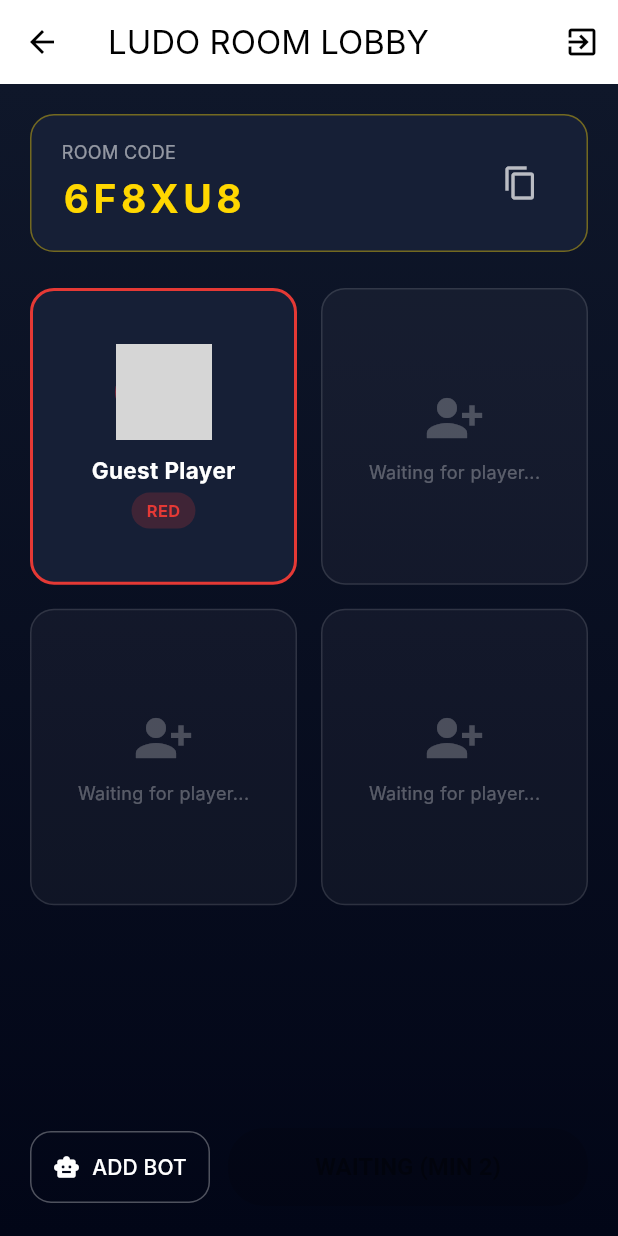
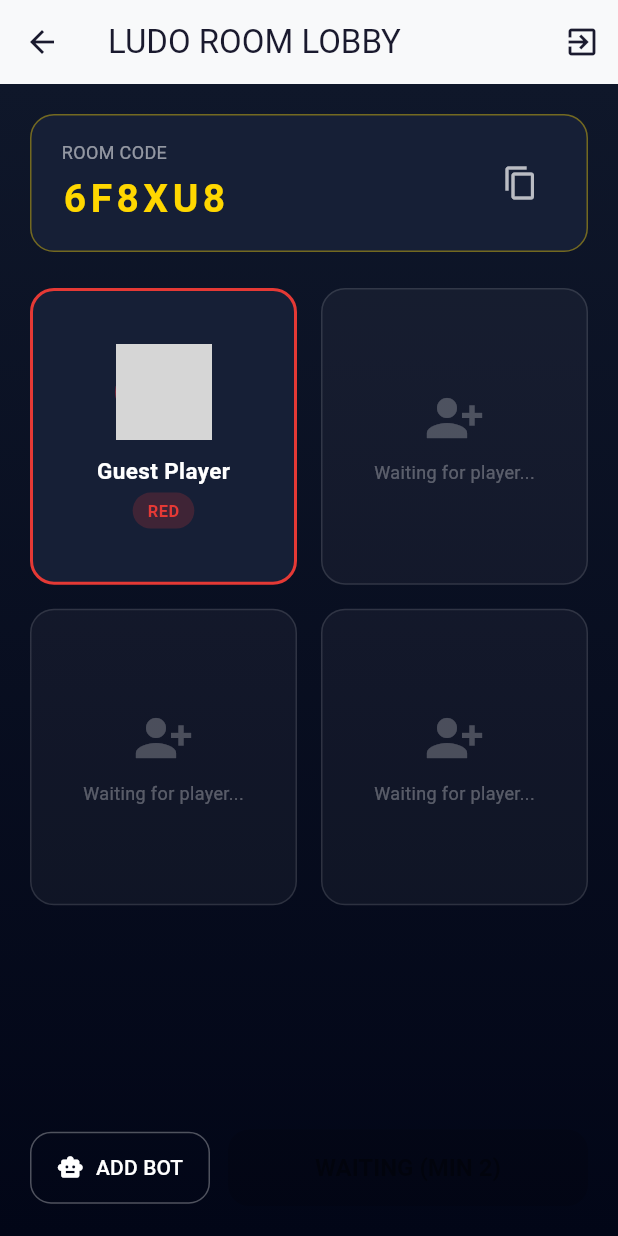
Before and after one commit to abhi952817-sudo/AK-MIND-TRAINER, a Flutter app: the screen it shows after launch, after a tap on "QUICK MATCH (VS BOTS / PLAY)", on a phone screen of 412 x 824 dp. Run offline on Flutter 3.47's test engine with Material 3 defaults, Android fonts, the light colour scheme and no system bars; our stand-ins replace audioplayers, cloud_firestore, firebase_auth, firebase_database, firebase_storage, google_mobile_ads and 1 more; accounts and stored records are empty; network calls fail; Roboto replaces fonts that are missing (Inter, Poppins); grey boxes are pictures that could not be loaded.

Commit message:
Refactor theme constants and improve structure

```diff
--- a/lib/core/theme.dart
+++ b/lib/core/theme.dart
@@ -1,70 +1,97 @@
 import 'package:flutter/material.dart';
 
-class AppConstants {
-  // AK MIND TRAINER Identity
-  static const String appName = 'AK MIND TRAINER';
-  static const String tagline = 'Play. Compete. Win.';
+/// Shared visual tokens for AK MIND TRAINER.
+/// Ludo-specific colors remain in core/constants.dart.
+class ThemePalette {
+  ThemePalette._();
 
-  // AK MIND TRAINER Color Palette
-  static const Color primaryRed = Color(0xFFE63946);
-  static const Color secondaryGreen = Color(0xFF2A9D8F);
-  static const Color accentYellow = Color(0xFFF4A261);
-  static const Color playerBlue = Color(0xFF457B9D);
+  static const Color primary = Color(0xFFE63946);
+  static const Color secondary = Color(0xFF2A9D8F);
+  static const Color accent = Color(0xFFF4A261);
 
   static const Color backgroundDark = Color(0xFF1A1A2E);
+  static const Color surfaceDark = Color(0xFF16213E);
+
   static const Color backgroundLight = Color(0xFFF8F9FA);
-
-  static const Color surfaceDark = Color(0xFF16213E);
   static const Color surfaceLight = Color(0xFFFFFFFF);
 
-  static const Color textPrimaryDark = Color(0xFFFFFFFF);
-  static const Color textPrimaryLight = Color(0xFF1A1A2E);
-  static const Color textSecondary = Color(0xFF8D99AE);
+  static const Color textDark = Color(0xFF1A1A2E);
+  static const Color textMuted = Color(0xFF8D99AE);
 
   static const Color error = Color(0xFFEF476F);
   static const Color success = Color(0xFF06D6A0);
-
-  // Board Colors
-  static const Color redHome = Color(0xFFE63946);
-  static const Color greenHome = Color(0xFF2A9D8F);
-  static const Color yellowHome = Color(0xFFF4A261);
-  static const Color blueHome = Color(0xFF457B9D);
-  static const Color boardPath = Color(0xFFFFFFFF);
-  static const Color boardBorder = Color(0xFF1A1A2E);
 }
 
 class AppTheme {
+  AppTheme._();
+
   static ThemeData get darkTheme {
     return ThemeData(
+      useMaterial3: true,
       brightness: Brightness.dark,
-      scaffoldBackgroundColor: AppConstants.backgroundDark,
-      primaryColor: AppConstants.primaryRed,
+      scaffoldBackgroundColor: ThemePalette.backgroundDark,
+      primaryColor: ThemePalette.primary,
+
       colorScheme: const ColorScheme.dark(
-        primary: AppConstants.primaryRed,
-        secondary: AppConstants.secondaryGreen,
-        surface: AppConstants.surfaceDark,
-        error: AppConstants.error,
+        primary: ThemePalette.primary,
+        secondary: ThemePalette.secondary,
+        surface: ThemePalette.surfaceDark,
+        error: ThemePalette.error,
       ),
-      fontFamily: 'Inter',
-      cardTheme: CardTheme(
-        color: AppConstants.surfaceDark,
-        elevation: 4,
+
+      appBarTheme: const AppBarTheme(
+        backgroundColor: ThemePalette.backgroundDark,
+        foregroundColor: Colors.white,
+        elevation: 0,
+        centerTitle: false,
+      ),
+
+      cardTheme: CardThemeData(
+        color: ThemePalette.surfaceDark,
+        elevation: 2,
+        margin: EdgeInsets.zero,
         shape: RoundedRectangleBorder(
-          borderRadius: BorderRadius.circular(12),
+          borderRadius: BorderRadius.circular(16),
         ),
       ),
+
       elevatedButtonTheme: ElevatedButtonThemeData(
         style: ElevatedButton.styleFrom(
-          backgroundColor: AppConstants.primaryRed,
+          backgroundColor: ThemePalette.primary,
           foregroundColor: Colors.white,
-          minimumSize: const Size(double.infinity, 52),
+          minimumSize: const Size(48, 48),
+          padding: const EdgeInsets.symmetric(
+            horizontal: 20,
+            vertical: 12,
+          ),
           shape: RoundedRectangleBorder(
-            borderRadius: BorderRadius.circular(24),
+            borderRadius: BorderRadius.circular(14),
           ),
           textStyle: const TextStyle(
-            fontFamily: 'Poppins',
             fontSize: 14,
             fontWeight: FontWeight.w600,
+          ),
+        ),
+      ),
+
+      inputDecorationTheme: InputDecorationTheme(
+        filled: true,
+        fillColor: ThemePalette.surfaceDark,
+        border: OutlineInputBorder(
+          borderRadius: BorderRadius.circular(14),
+          borderSide: BorderSide.none,
+        ),
+        enabledBorder: OutlineInputBorder(
+          borderRadius: BorderRadius.circular(14),
+          borderSide: const BorderSide(
+            color: Colors.white12,
+          ),
+        ),
+        focusedBorder: OutlineInputBorder(
+          borderRadius: BorderRadius.circular(14),
+          borderSide: const BorderSide(
+            color: ThemePalette.secondary,
+            width: 1.5,
           ),
         ),
       ),
@@ -73,35 +100,71 @@ class AppTheme {
 
   static ThemeData get lightTheme {
     return ThemeData(
+      useMaterial3: true,
       brightness: Brightness.light,
-      scaffoldBackgroundColor: AppConstants.backgroundLight,
-      primaryColor: AppConstants.primaryRed,
+      scaffoldBackgroundColor: ThemePalette.backgroundLight,
+      primaryColor: ThemePalette.primary,
+
       colorScheme: const ColorScheme.light(
-        primary: AppConstants.primaryRed,
-        secondary: AppConstants.secondaryGreen,
-        surface: AppConstants.surfaceLight,
-        error: AppConstants.error,
+        primary: ThemePalette.primary,
+        secondary: ThemePalette.secondary,
+        surface: ThemePalette.surfaceLight,
+        error: ThemePalette.error,
       ),
-      fontFamily: 'Inter',
-      cardTheme: CardTheme(
-        color: AppConstants.surfaceLight,
-        elevation: 2,
+
+      appBarTheme: const AppBarTheme(
+        backgroundColor: ThemePalette.backgroundLight,
+        foregroundColor: ThemePalette.textDark,
+        elevation: 0,
+        centerTitle: false,
+      ),
+
+      cardTheme: CardThemeData(
+        color: ThemePalette.surfaceLight,
+        elevation: 1,
+        margin: EdgeInsets.zero,
         shape: RoundedRectangleBorder(
-          borderRadius: BorderRadius.circular(12),
+          borderRadius: BorderRadius.circular(16),
         ),
       ),
+
       elevatedButtonTheme: ElevatedButtonThemeData(
         style: ElevatedButton.styleFrom(
-          backgroundColor: AppConstants.primaryRed,
+          backgroundColor: ThemePalette.primary,
           foregroundColor: Colors.white,
-          minimumSize: const Size(double.infinity, 52),
+          minimumSize: const Size(48, 48),
+          padding: const EdgeInsets.symmetric(
+            horizontal: 20,
+            vertical: 12,
+          ),
           shape: RoundedRectangleBorder(
-            borderRadius: BorderRadius.circular(24),
+            borderRadius: BorderRadius.circular(14),
           ),
           textStyle: const TextStyle(
-            fontFamily: 'Poppins',
             fontSize: 14,
             fontWeight: FontWeight.w600,
+          ),
+        ),
+      ),
+
+      inputDecorationTheme: InputDecorationTheme(
+        filled: true,
+        fillColor: ThemePalette.surfaceLight,
+        border: OutlineInputBorder(
+          borderRadius: BorderRadius.circular(14),
+          borderSide: BorderSide.none,
+        ),
+        enabledBorder: OutlineInputBorder(
+          borderRadius: BorderRadius.circular(14),
+          borderSide: const BorderSide(
+            color: Color(0xFFE5E7EB),
+          ),
+        ),
+        focusedBorder: OutlineInputBorder(
+          borderRadius: BorderRadius.circular(14),
+          borderSide: const BorderSide(
+            color: ThemePalette.secondary,
+            width: 1.5,
           ),
         ),
       ),
```
